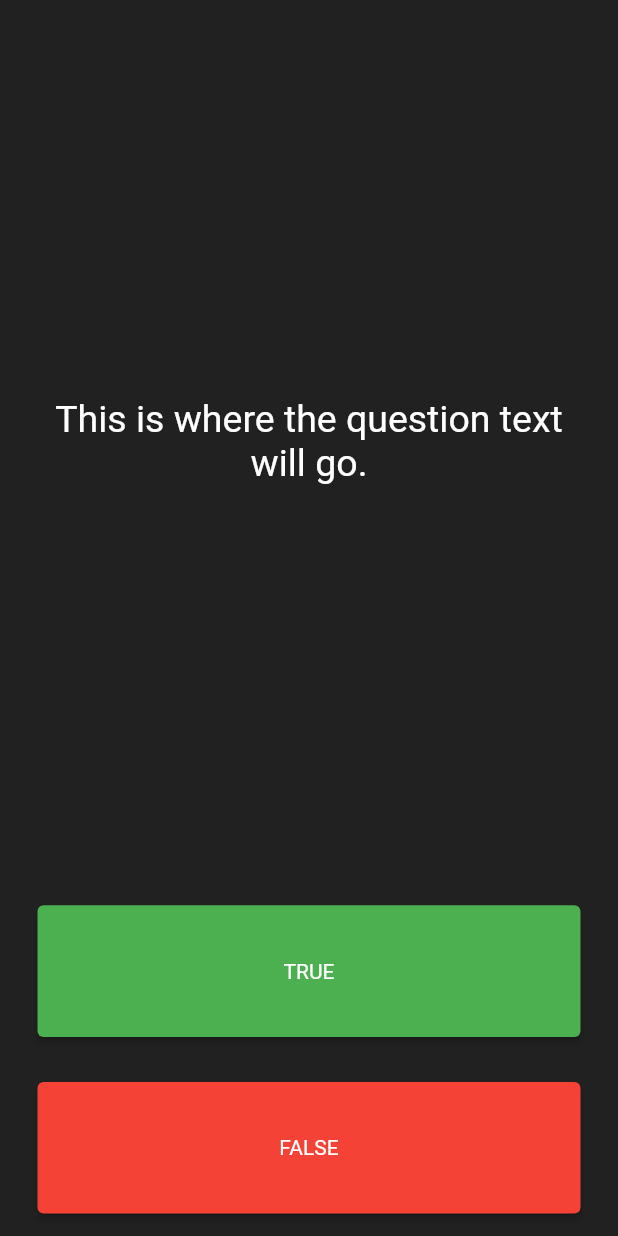
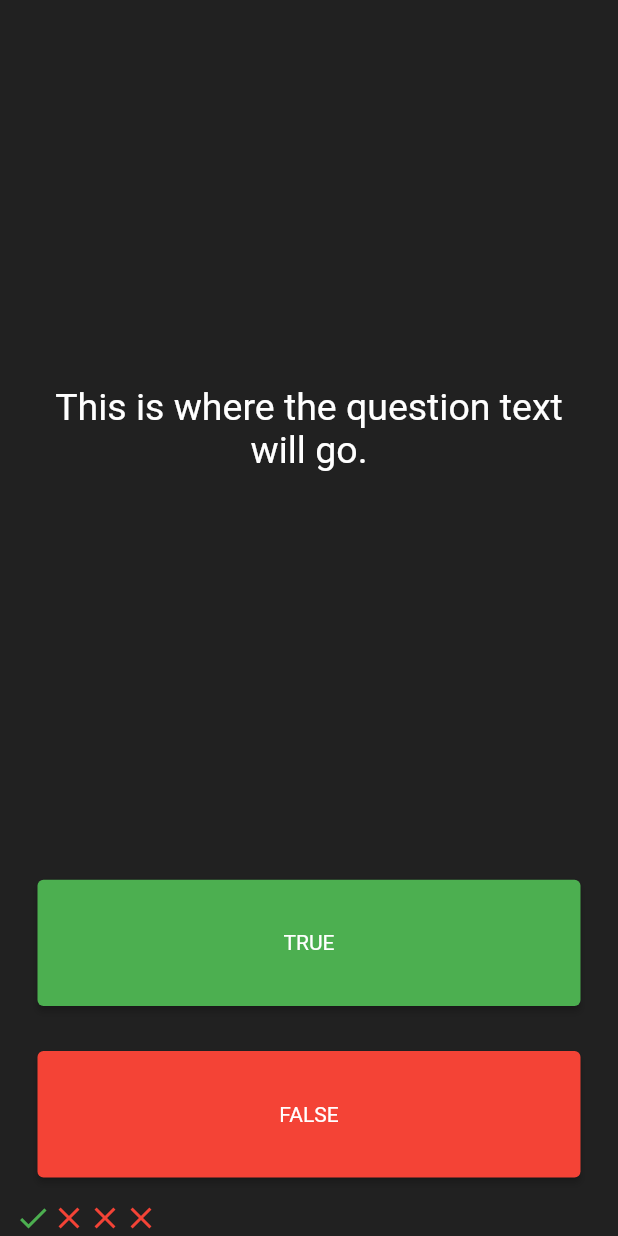
Before and after one commit to edsson-madrigal/flutter_project5_quizzler, a Flutter app: the screen it shows after launch, after a tap on "TRUE", on a phone screen of 412 x 824 dp. Run offline on Flutter 3.47's test engine with Material 2 defaults, Android fonts, the phone set to English and light mode, and no system bars.

Commit message:
lists in dart

```diff
--- a/lib/main.dart
+++ b/lib/main.dart
@@ -1,4 +1,4 @@
-// ignore_for_file: prefer_const_constructors
+// ignore_for_file: prefer_const_constructors, prefer_const_literals_to_create_immutables
 
 import 'package:flutter/material.dart';
 
@@ -31,6 +31,20 @@
 }
 
 class _QuizPageState extends State<QuizPage> {
+  List<Icon> scoreKeeper = [
+    Icon(
+      Icons.check,
+      color: Colors.green,
+    ),
+    Icon(
+      Icons.close,
+      color: Colors.red,
+    ),
+    Icon(
+      Icons.close,
+      color: Colors.red,
+    ),
+  ];
   @override
   Widget build(BuildContext context) {
     return Column(
@@ -64,12 +78,19 @@
                   )),
               child: Text('TRUE'),
               onPressed: () {
+                setState(() {
+                  scoreKeeper.add(
+                    Icon(
+                      Icons.close,
+                      color: Colors.red,
+                    ),
+                  );
+                });
                 //The user picked true.
               },
             ),
           ),
         ),
-
         Expanded(
           child: Padding(
             padding: EdgeInsets.all(15.0),
@@ -86,6 +107,9 @@
             ),
           ),
         ),
+        Row(
+          children: scoreKeeper,
+        )
         //TODO: Add a Row here as your score keeper
       ],
     );
```
